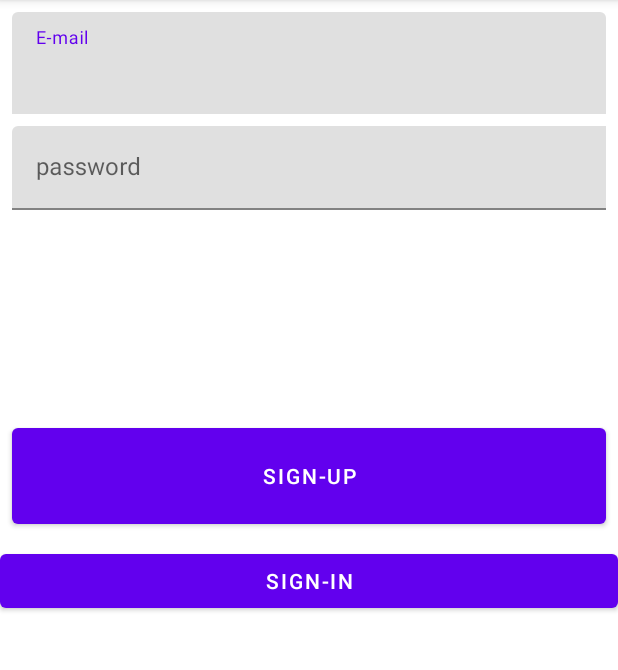
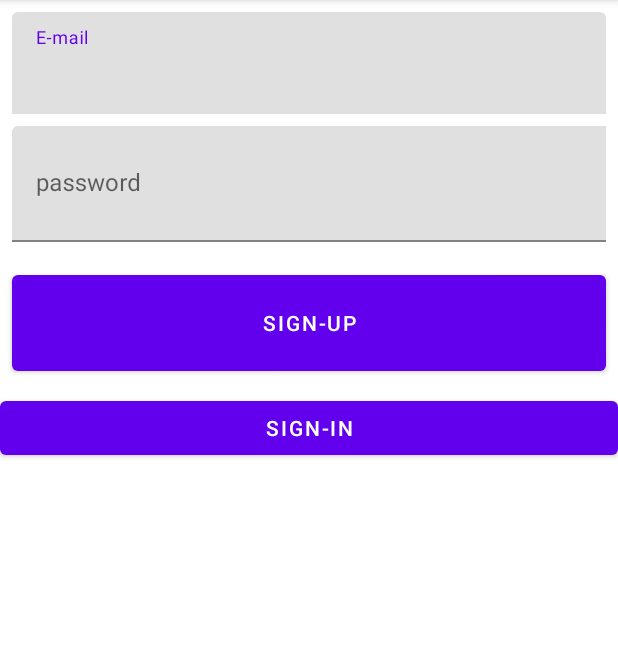
Before and after one commit to Hamsa9526Awad/HamsaApp, an Android app: the SignIn screen opened directly, with no data from a screen before it, on a phone screen of 412 x 824 dp, the part 84-754 px from its top. Run offline under Robolectric (Android 15) with nearby library versions, the phone set to English and light mode, and no system bars.

```diff
--- a/app/build.gradle
+++ b/app/build.gradle
@@ -9,7 +9,7 @@ android {
 
     defaultConfig {
         applicationId "com.example.hamsaapp"
-        minSdk 28
+        minSdk 26
         targetSdk 32
         versionCode 1
         versionName "1.0"
--- a/app/src/main/res/layout/activity_sign_in.xml
+++ b/app/src/main/res/layout/activity_sign_in.xml
@@ -16,7 +16,7 @@
             android:layout_height="76dp">
 
             <com.google.android.material.textfield.TextInputEditText
-                android:id="@+id/atE-mail"
+                android:id="@+id/atEmail"
                 android:layout_width="match_parent"
                 android:layout_height="71dp"
                 android:layout_margin="8dp"
@@ -27,13 +27,13 @@
 
         <com.google.android.material.textfield.TextInputLayout
             android:layout_width="match_parent"
-            android:layout_height="179dp"
+            android:layout_height="wrap_content"
             android:layout_margin="8dp">
 
             <com.google.android.material.textfield.TextInputEditText
                 android:id="@+id/etPassword"
                 android:layout_width="410dp"
-                android:layout_height="wrap_content"
+                android:layout_height="77dp"
                 android:hint="password" />
 
         </com.google.android.material.textfield.TextInputLayout>
```
Also changed, not shown: app/src/main/java/com/example/hamsaapp/MainActivity.java (+19 -6 lines).
